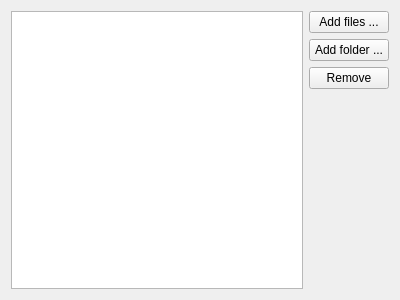
pasbi/CAN, file src/FileIndexView/fileindexviewcontainer.ui: the form before one commit.
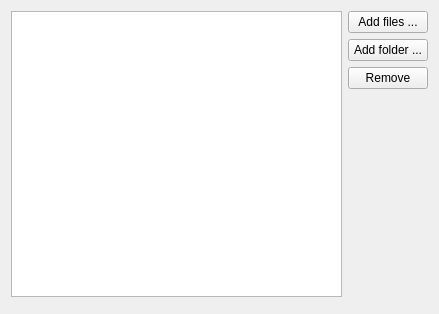
The form after the commit. Custom widgets are drawn as their Qt base class.

Commit message: Simplified FileIndex extremely

Diff of the .ui file:
```diff
--- a/src/FileIndexView/fileindexviewcontainer.ui
+++ b/src/FileIndexView/fileindexviewcontainer.ui
@@ -6,8 +6,8 @@
    <rect>
     <x>0</x>
     <y>0</y>
-    <width>400</width>
-    <height>300</height>
+    <width>439</width>
+    <height>314</height>
    </rect>
   </property>
   <property name="windowTitle">
@@ -15,7 +15,30 @@
   </property>
   <layout class="QHBoxLayout" name="horizontalLayout">
    <item>
-    <widget class="FileIndexView" name="treeView"/>
+    <layout class="QVBoxLayout" name="verticalLayout_2">
+     <item>
+      <widget class="FileIndexView" name="tableView">
+       <property name="showDropIndicator" stdset="0">
+        <bool>false</bool>
+       </property>
+       <property name="dragDropOverwriteMode">
+        <bool>false</bool>
+       </property>
+       <property name="selectionBehavior">
+        <enum>QAbstractItemView::SelectRows</enum>
+       </property>
+       <attribute name="horizontalHeaderStretchLastSection">
+        <bool>true</bool>
+       </attribute>
+       <attribute name="verticalHeaderVisible">
+        <bool>false</bool>
+       </attribute>
+      </widget>
+     </item>
+     <item>
+      <widget class="FilterWidget" name="filterWidget" native="true"/>
+     </item>
+    </layout>
    </item>
    <item>
     <layout class="QVBoxLayout" name="verticalLayout">
@@ -60,9 +83,15 @@
  <customwidgets>
   <customwidget>
    <class>FileIndexView</class>
-   <extends>QTreeView</extends>
+   <extends>QTableView</extends>
    <header>FileIndexView/fileindexview.h</header>
   </customwidget>
+  <customwidget>
+   <class>FilterWidget</class>
+   <extends>QWidget</extends>
+   <header>filterwidget.h</header>
+   <container>1</container>
+  </customwidget>
  </customwidgets>
  <resources/>
  <connections/>
```
Left out of the diff: 2 changed lines with no effect on the pictures. The commit also changes 18 other files.
